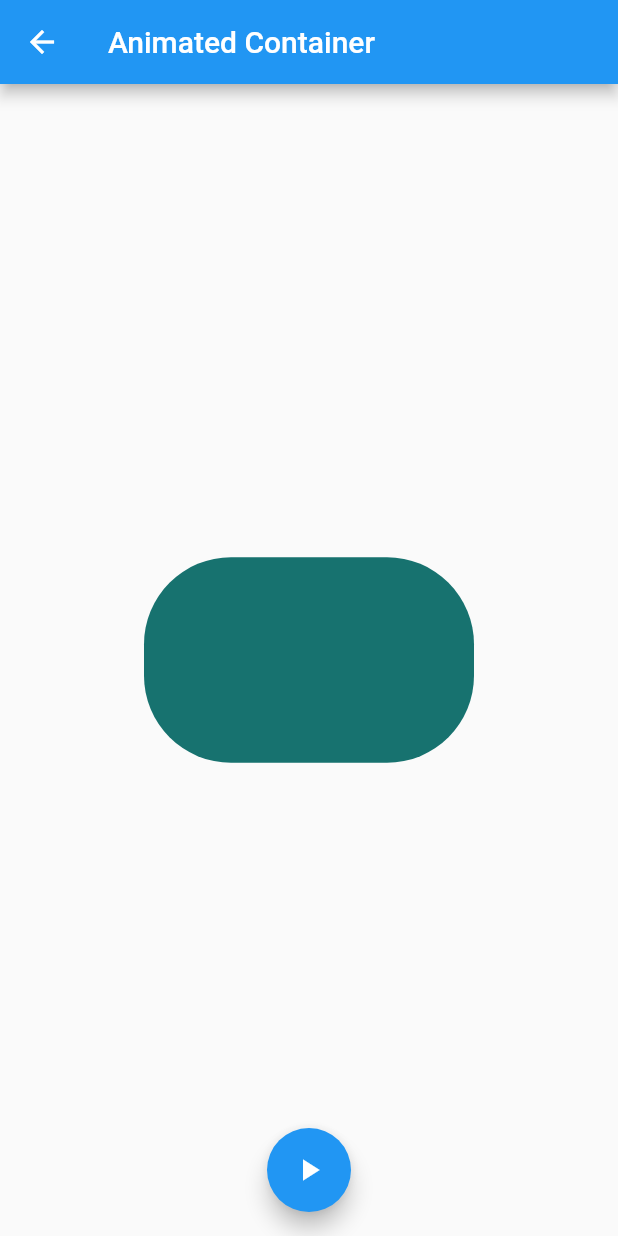
After one commit to mgarciareimers/secondFlutterApp, a Flutter app: the AnimatedContainerPage screen opened by its route, after a tap on the "play arrow" icon, on a phone screen of 412 x 824 dp. The commit adds this screen. Run offline on Flutter 3.47's test engine with Material 2 defaults, Android fonts, the phone set to English and light mode, and no system bars.

Commit message:
Animated Container

```diff
--- a/components_app/data/menu_opts.json
+++ b/components_app/data/menu_opts.json
@@ -15,6 +15,11 @@
             "ruta" : "card",
             "icon" : "folder_open",
             "texto": "Cards - Tarjetas"
+        },
+        {
+            "ruta" : "animatedContainer",
+            "icon" : "donut_large",
+            "texto": "Animated Container"
         }
     ]
 }
--- /dev/null
+++ b/components_app/lib/src/pages/animated_container.dart
@@ -0,0 +1,53 @@
+import 'package:flutter/material.dart';
+
+import 'dart:math';
+
+class AnimatedContainerPage extends StatefulWidget {
+  @override
+  _AnimatedContainerPageState createState() => _AnimatedContainerPageState();
+}
+
+class _AnimatedContainerPageState extends State<AnimatedContainerPage> {
+  double _width = 50.0;
+  double _height = 50.0;
+  Color _color = Colors.pink;
+
+  BorderRadiusGeometry _borderRadius = BorderRadius.circular(8.0);
+
+  @override
+  Widget build(BuildContext context) {
+    return Scaffold(
+      appBar: AppBar(
+        title: Text('Animated Container'),
+      ),
+      body: Center(
+        child: AnimatedContainer(
+          width: this._width,
+          height: this._height,
+          decoration: BoxDecoration(
+            borderRadius: this._borderRadius,
+            color: this._color,
+          ),
+          duration: Duration(seconds: 1),
+          curve: Curves.fastOutSlowIn,
+        ),
+      ),
+      floatingActionButton: FloatingActionButton(
+        child: Icon(Icons.play_arrow),
+        onPressed: () => this._onPlayButtonPressed(),
+      ),
+      floatingActionButtonLocation: FloatingActionButtonLocation.centerFloat,
+    );
+  }
+
+  _onPlayButtonPressed() {
+    final random = Random();
+
+    setState(() {
+      this._width = random.nextInt(300).toDouble();
+      this._height = random.nextInt(300).toDouble();
+      this._color = Color.fromRGBO(random.nextInt(255), random.nextInt(255), random.nextInt(255), 1);
+      this._borderRadius = new BorderRadius.circular(random.nextInt(100).toDouble());
+    });
+  }
+}
--- a/components_app/lib/src/routes/routes.dart
+++ b/components_app/lib/src/routes/routes.dart
@@ -1,4 +1,5 @@
 import 'package:flutter/material.dart';
+import 'package:components_app/src/pages/animated_container.dart';
 
 import 'package:components_app/src/pages/home_page.dart';
 import 'package:components_app/src/pages/alert_page.dart';
@@ -11,5 +12,6 @@ Map<String, WidgetBuilder> getApplicationRoutes() {
     'alert' : (BuildContext context) => AlertPage(),
     'avatar' : (BuildContext context) => AvatarPage(),
     'card' : (BuildContext context) => CardPage(),
+    'animatedContainer' : (BuildContext context) => AnimatedContainerPage(),
   };
 }
--- a/components_app/lib/src/utils/icon_string_util.dart
+++ b/components_app/lib/src/utils/icon_string_util.dart
@@ -4,6 +4,7 @@ final _icons = <String, IconData>{
   'add_alert' : Icons.add_alert,
   'accessibility' : Icons.accessibility,
   'folder_open' : Icons.folder_open,
+  'donut_large' : Icons.donut_large,
 };
 
 Icon getIcon(String iconName) {
```
